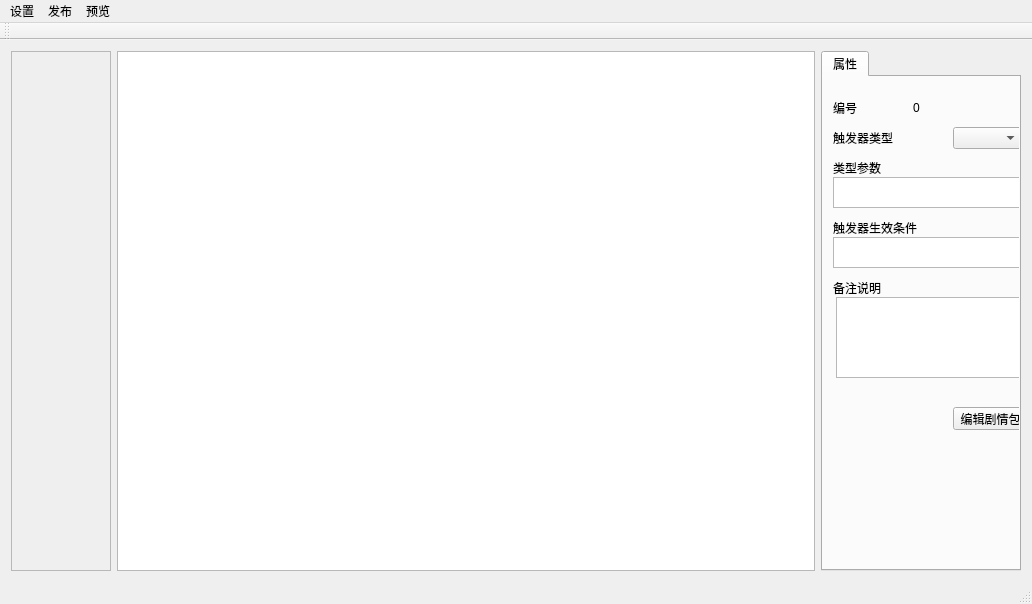
First picture: the form in story_edit/StoryEdit.ui, repository jezzychao/Story, before the edit.
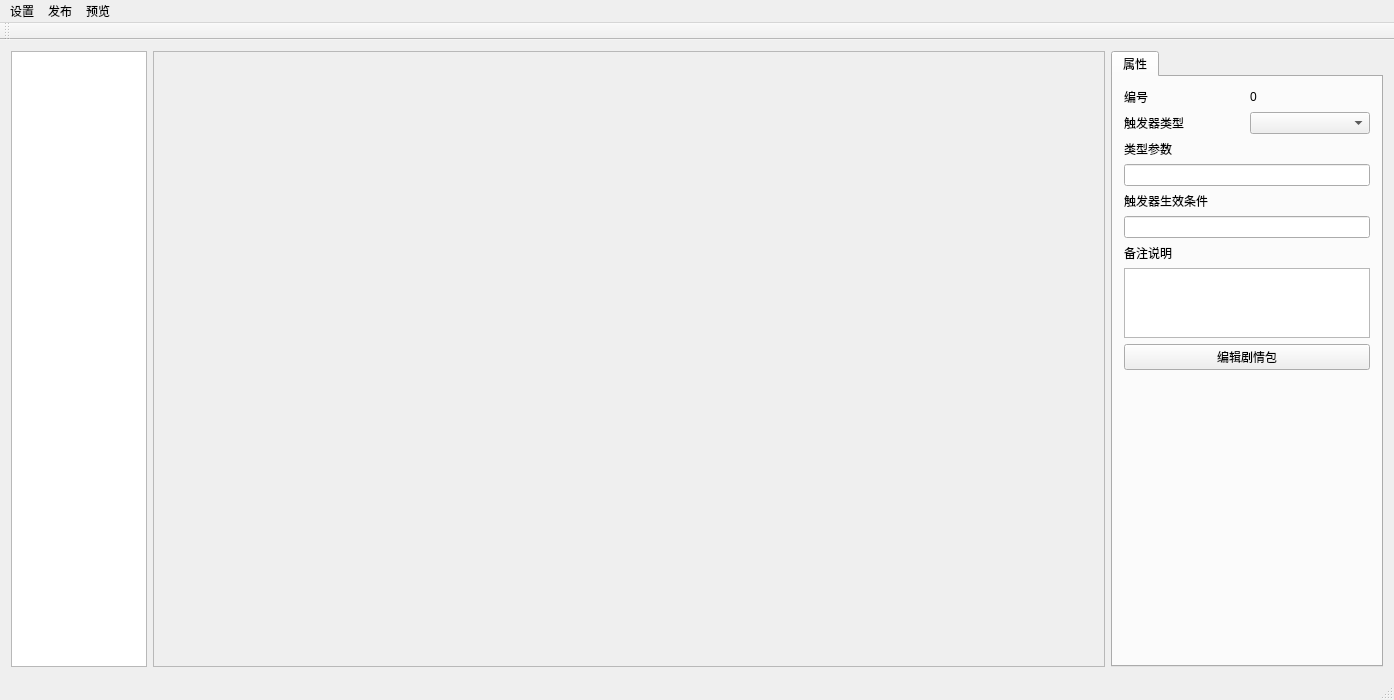
Second picture: the form after the edit.

What changed in the file:
```diff
--- a/story_edit/StoryEdit.ui
+++ b/story_edit/StoryEdit.ui
@@ -6,8 +6,8 @@
    <rect>
     <x>0</x>
     <y>0</y>
-    <width>1032</width>
-    <height>604</height>
+    <width>1394</width>
+    <height>700</height>
    </rect>
   </property>
   <property name="windowTitle">
@@ -17,6 +17,9 @@
    <layout class="QGridLayout" name="gridLayout">
     <item row="0" column="0">
      <layout class="QHBoxLayout" name="horizontalLayout" stretch="1,7,2">
+      <item>
+       <widget class="QListView" name="listView"/>
+      </item>
       <item>
        <widget class="QScrollArea" name="scrollArea">
         <property name="widgetResizable">
@@ -27,16 +30,13 @@
           <rect>
            <x>0</x>
            <y>0</y>
-           <width>98</width>
-           <height>525</height>
+           <width>947</width>
+           <height>609</height>
           </rect>
          </property>
         </widget>
        </widget>
       </item>
-      <item>
-       <widget class="QListView" name="listView"/>
-      </item>
       <item>
        <widget class="QTabWidget" name="tabWidget">
         <property name="currentIndex">
@@ -46,85 +46,75 @@
          <attribute name="title">
           <string>属性</string>
          </attribute>
+         <layout class="QVBoxLayout" name="verticalLayout">
+          <item>
+           <layout class="QHBoxLayout" name="horizontalLayout_2">
+            <item>
+             <widget class="QLabel" name="labIndex">
+              <property name="frameShape">
+               <enum>QFrame::NoFrame</enum>
+              </property>
+              <property name="midLineWidth">
+               <number>0</number>
+              </property>
+              <property name="text">
+               <string>编号</string>
+              </property>
+              <property name="wordWrap">
+               <bool>false</bool>
+              </property>
+             </widget>
+            </item>
+            <item>
+             <widget class="QLabel" name="labId">
+              <property name="frameShape">
+               <enum>QFrame::NoFrame</enum>
+              </property>
+              <property name="midLineWidth">
+               <number>0</number>
+              </property>
+              <property name="text">
+               <string>0</string>
+              </property>
+              <property name="wordWrap">
+               <bool>false</bool>
+              </property>
+             </widget>
+            </item>
+           </layout>
+          </item>
+          <item>
+           <layout class="QHBoxLayout" name="horizontalLayout_3">
+            <item>
+             <widget class="QLabel" name="labType">
+              <property name="frameShape">
+               <enum>QFrame::NoFrame</enum>
+              </property>
+              <property name="midLineWidth">
+               <number>0</number>
+              </property>
+              <property name="text">
+               <string>触发器类型</string>
+              </property>
+              <property name="wordWrap">
+               <bool>false</bool>
+              </property>
+             </widget>
+            </item>
+            <item>
          <widget class="QComboBox" name="combType">
           <property name="enabled">
            <bool>true</bool>
           </property>
-          <property name="geometry">
-           <rect>
-            <x>130</x>
-            <y>50</y>
-            <width>69</width>
-            <height>22</height>
-           </rect>
-          </property>
           <property name="editable">
            <bool>false</bool>
           </property>
          </widget>
-         <widget class="QLabel" name="labType">
-          <property name="geometry">
-           <rect>
-            <x>10</x>
-            <y>50</y>
-            <width>91</width>
-            <height>21</height>
-           </rect>
-          </property>
-          <property name="frameShape">
-           <enum>QFrame::NoFrame</enum>
-          </property>
-          <property name="midLineWidth">
-           <number>0</number>
-          </property>
-          <property name="text">
-           <string>触发器类型</string>
-          </property>
-          <property name="wordWrap">
-           <bool>false</bool>
-          </property>
-         </widget>
-         <widget class="QLabel" name="labRemark">
-          <property name="geometry">
-           <rect>
-            <x>10</x>
-            <y>200</y>
-            <width>91</width>
-            <height>21</height>
-           </rect>
-          </property>
-          <property name="frameShape">
-           <enum>QFrame::NoFrame</enum>
-          </property>
-          <property name="midLineWidth">
-           <number>0</number>
-          </property>
-          <property name="text">
-           <string>备注说明</string>
-          </property>
-          <property name="wordWrap">
-           <bool>false</bool>
-          </property>
-         </widget>
-         <widget class="QPlainTextEdit" name="pteRemark">
-          <property name="geometry">
-           <rect>
-            <x>13</x>
-            <y>220</y>
-            <width>191</width>
-            <height>81</height>
-           </rect>
-          </property>
-         </widget>
+            </item>
+           </layout>
+          </item>
+          <item>
          <widget class="QLabel" name="labParam">
-          <property name="geometry">
-           <rect>
-            <x>10</x>
-            <y>80</y>
-            <width>91</width>
-            <height>21</height>
-           </rect>
-          </property>
           <property name="frameShape">
            <enum>QFrame::NoFrame</enum>
           </property>
@@ -138,82 +128,12 @@
            <bool>false</bool>
           </property>
          </widget>
-         <widget class="QPlainTextEdit" name="pteParam">
-          <property name="geometry">
-           <rect>
-            <x>10</x>
-            <y>100</y>
-            <width>191</width>
-            <height>31</height>
-           </rect>
-          </property>
-         </widget>
-         <widget class="QLabel" name="labIndex">
-          <property name="geometry">
-           <rect>
-            <x>10</x>
-            <y>20</y>
-            <width>91</width>
-            <height>21</height>
-           </rect>
-          </property>
-          <property name="frameShape">
-           <enum>QFrame::NoFrame</enum>
-          </property>
-          <property name="midLineWidth">
-           <number>0</number>
-          </property>
-          <property name="text">
-           <string>编号</string>
-          </property>
-          <property name="wordWrap">
-           <bool>false</bool>
-          </property>
-         </widget>
-         <widget class="QLabel" name="labId">
-          <property name="geometry">
-           <rect>
-            <x>90</x>
-            <y>20</y>
-            <width>111</width>
-            <height>21</height>
-           </rect>
-          </property>
-          <property name="frameShape">
-           <enum>QFrame::NoFrame</enum>
-          </property>
-          <property name="midLineWidth">
-           <number>0</number>
-          </property>
-          <property name="text">
-           <string>0</string>
-          </property>
-          <property name="wordWrap">
-           <bool>false</bool>
-          </property>
-         </widget>
-         <widget class="QPushButton" name="pushButton">
-          <property name="geometry">
-           <rect>
-            <x>130</x>
-            <y>330</y>
-            <width>75</width>
-            <height>23</height>
-           </rect>
-          </property>
-          <property name="text">
-           <string>编辑剧情包</string>
-          </property>
-         </widget>
+          </item>
+          <item>
+           <widget class="QLineEdit" name="lineEdit"/>
+          </item>
+          <item>
          <widget class="QLabel" name="labCond">
-          <property name="geometry">
-           <rect>
-            <x>10</x>
-            <y>140</y>
-            <width>91</width>
-            <height>21</height>
-           </rect>
-          </property>
           <property name="frameShape">
            <enum>QFrame::NoFrame</enum>
           </property>
@@ -227,16 +147,53 @@
            <bool>false</bool>
           </property>
          </widget>
-         <widget class="QPlainTextEdit" name="petCondition">
-          <property name="geometry">
-           <rect>
-            <x>10</x>
-            <y>160</y>
-            <width>191</width>
-            <height>31</height>
-           </rect>
-          </property>
-         </widget>
+          </item>
+          <item>
+           <widget class="QLineEdit" name="lineEdit_2"/>
+          </item>
+          <item>
+           <widget class="QLabel" name="labRemark">
+            <property name="frameShape">
+             <enum>QFrame::NoFrame</enum>
+            </property>
+            <property name="midLineWidth">
+             <number>0</number>
+            </property>
+            <property name="text">
+             <string>备注说明</string>
+            </property>
+            <property name="wordWrap">
+             <bool>false</bool>
+            </property>
+           </widget>
+          </item>
+          <item>
+           <widget class="QPlainTextEdit" name="pteRemark"/>
+          </item>
+          <item>
+           <widget class="QPushButton" name="btnEditDlg">
+            <property name="text">
+             <string>编辑剧情包</string>
+            </property>
+           </widget>
+          </item>
+          <item>
+           <spacer name="verticalSpacer">
+            <property name="orientation">
+             <enum>Qt::Vertical</enum>
+            </property>
+            <property name="sizeType">
+             <enum>QSizePolicy::Expanding</enum>
+            </property>
+            <property name="sizeHint" stdset="0">
+             <size>
+              <width>20</width>
+              <height>10000</height>
+             </size>
+            </property>
+           </spacer>
+          </item>
+         </layout>
         </widget>
        </widget>
       </item>
@@ -249,8 +206,8 @@
     <rect>
      <x>0</x>
      <y>0</y>
-     <width>1032</width>
-     <height>23</height>
+     <width>1394</width>
+     <height>26</height>
     </rect>
    </property>
    <widget class="QMenu" name="menu">
```
Lines whose indentation alone changed are shown as unchanged.
